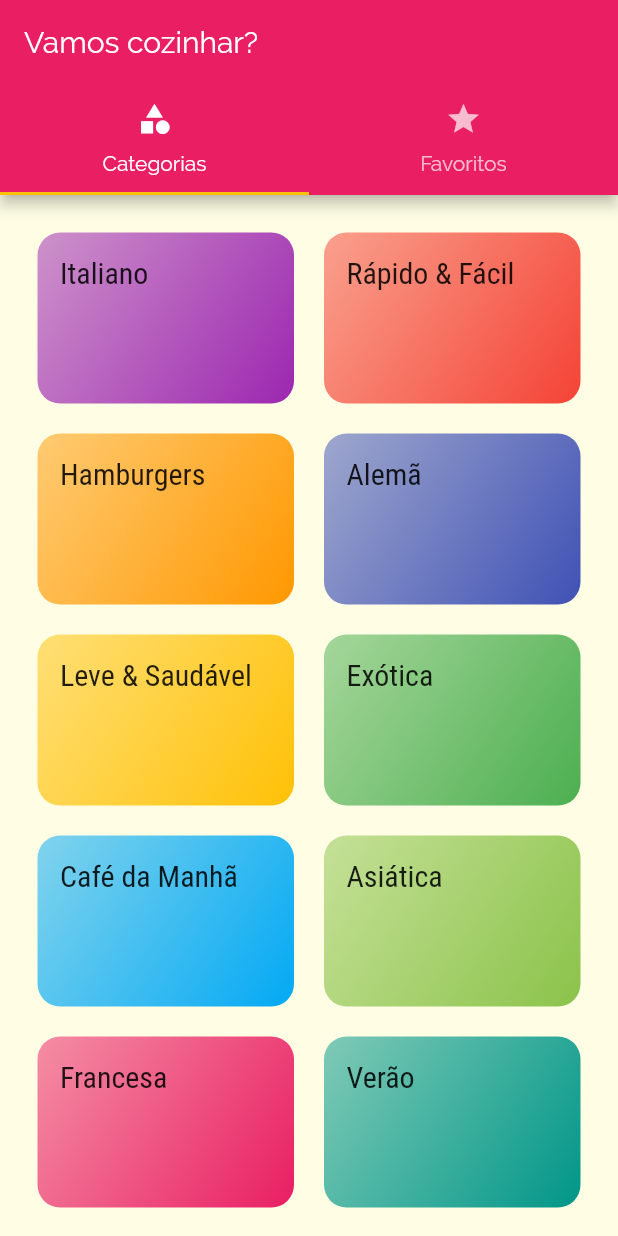
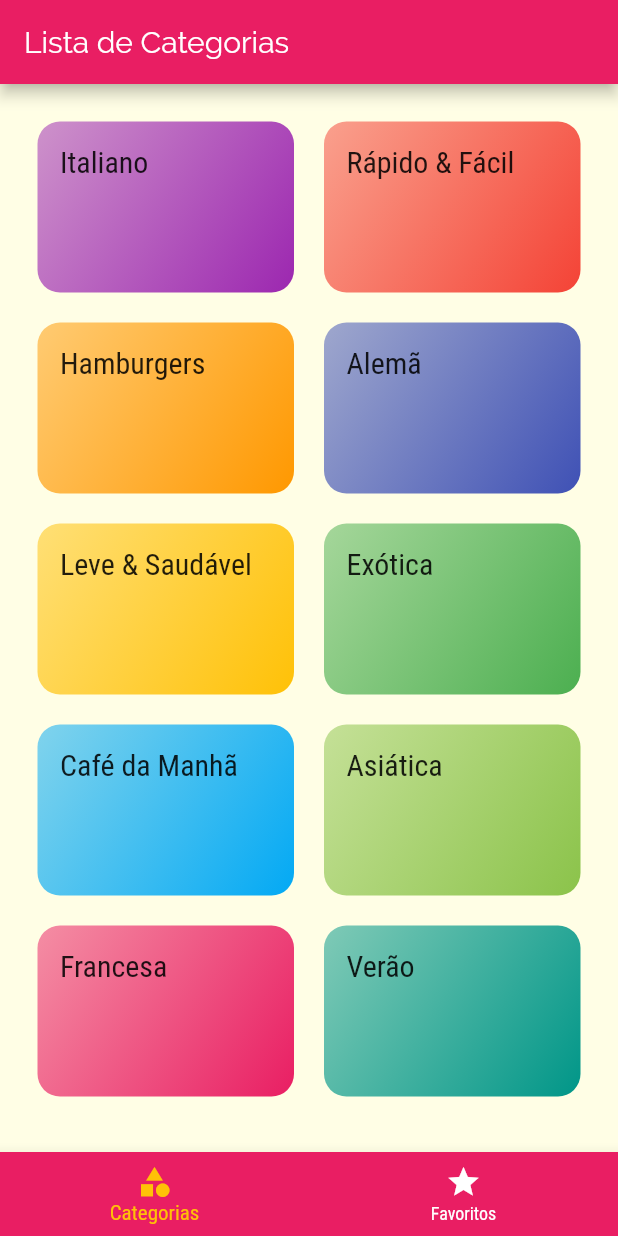
Before and after one commit to albertobezerra/comidas_flutter, a Flutter app: the screen it shows after launch, on a phone screen of 412 x 824 dp. Run offline on Flutter 3.47's test engine with Material 2 defaults, Android fonts, the phone set to English and light mode, and no system bars.

Commit message:
Outra forma de implementação do Menu Bottom

```diff
--- a/lib/screens/tabs_screen.dart
+++ b/lib/screens/tabs_screen.dart
@@ -2,33 +2,49 @@
 import 'package:comidas/screens/favorite_screen.dart';
 import 'package:flutter/material.dart';
 
-class TabsScreen extends StatelessWidget {
+class TabsScreen extends StatefulWidget {
+  @override
+  _TabsScreenState createState() => _TabsScreenState();
+}
+
+class _TabsScreenState extends State<TabsScreen> {
+  int _selectedScreenIndex = 0;
+  final List<Map<String, Object>> _screens = [
+    {'title': 'Lista de Categorias', 'screen': CategoriesScreen()},
+    {'title': 'Meus favoritos', 'screen': FavoriteScreen()},
+  ];
+
+  _selectScreen(int index) {
+    setState(() {
+      _selectedScreenIndex = index;
+    });
+  }
+
   @override
   Widget build(BuildContext context) {
-    return DefaultTabController(
-      length: 2,
-      child: Scaffold(
-        appBar: AppBar(
-          title: Text('Vamos cozinhar?'),
-          bottom: TabBar(
-            tabs: [
-              Tab(
-                icon: Icon(Icons.category),
-                text: 'Categorias',
-              ),
-              Tab(
-                icon: Icon(Icons.star),
-                text: 'Favoritos',
-              ),
-            ],
+    return Scaffold(
+      appBar: AppBar(
+        title: Text(
+          _screens[_selectedScreenIndex]['title'],
+        ),
+      ),
+      body: _screens[_selectedScreenIndex]['screen'],
+      bottomNavigationBar: BottomNavigationBar(
+        onTap: _selectScreen,
+        backgroundColor: Theme.of(context).primaryColor,
+        unselectedItemColor: Colors.white,
+        selectedItemColor: Theme.of(context).accentColor,
+        currentIndex: _selectedScreenIndex,
+        items: [
+          BottomNavigationBarItem(
+            icon: Icon(Icons.category),
+            label: 'Categorias',
           ),
-        ),
-        body: TabBarView(
-          children: [
-            CategoriesScreen(),
-            FavoriteScreen(),
-          ],
-        ),
+          BottomNavigationBarItem(
+            icon: Icon(Icons.star),
+            label: 'Favoritos',
+          ),
+        ],
       ),
     );
   }
```
